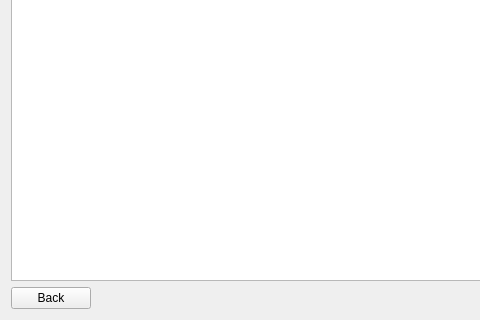
Above: Notessa/text_note/ui/create_textnote_widget.ui from Eixini/Notessa before the change; both pictures show x 0 to 480 and y 417 to 737 of the 975 by 737 pixel window. Below: the same form after it.
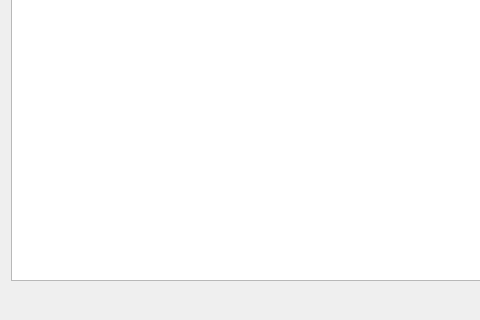
That is the form after the change. Icons and pictures are not drawn.

```diff
--- a/Notessa/text_note/ui/create_textnote_widget.ui
+++ b/Notessa/text_note/ui/create_textnote_widget.ui
@@ -49,23 +49,6 @@
    </item>
    <item>
     <layout class="QHBoxLayout" name="horizontalLayout">
-     <item>
-      <widget class="QPushButton" name="back_button">
-       <property name="text">
-        <string>Back</string>
-       </property>
-       <property name="icon">
-        <iconset resource="../../resource/icons.qrc">
-         <normaloff>:/icons/back.png</normaloff>:/icons/back.png</iconset>
-       </property>
-       <property name="iconSize">
-        <size>
-         <width>32</width>
-         <height>32</height>
-        </size>
-       </property>
-      </widget>
-     </item>
      <item>
       <spacer name="horizontalSpacer">
        <property name="orientation">
```
Left out of the diff: 2 changed lines with no effect on the pictures.
